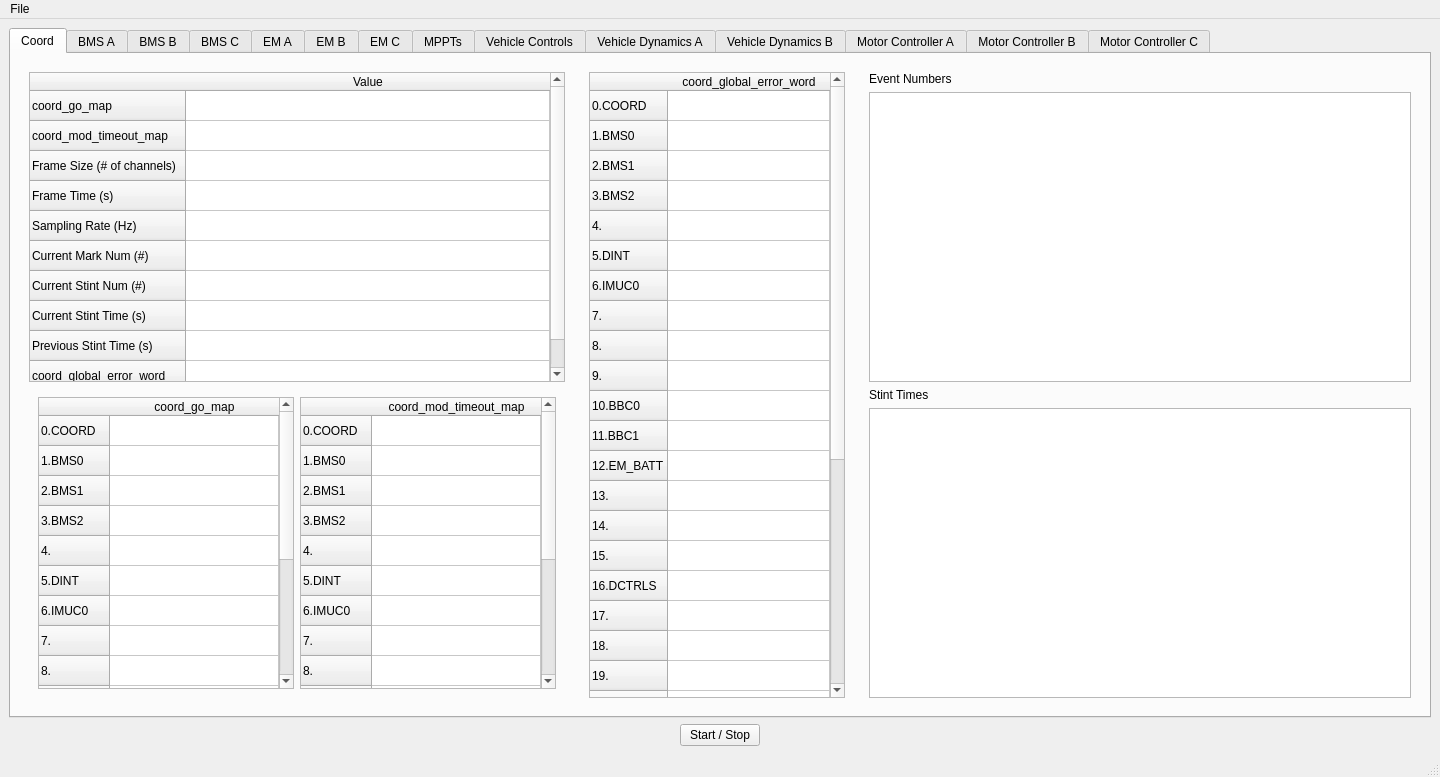
BlueSkySolar/BTI, file main.ui: the form before one commit.
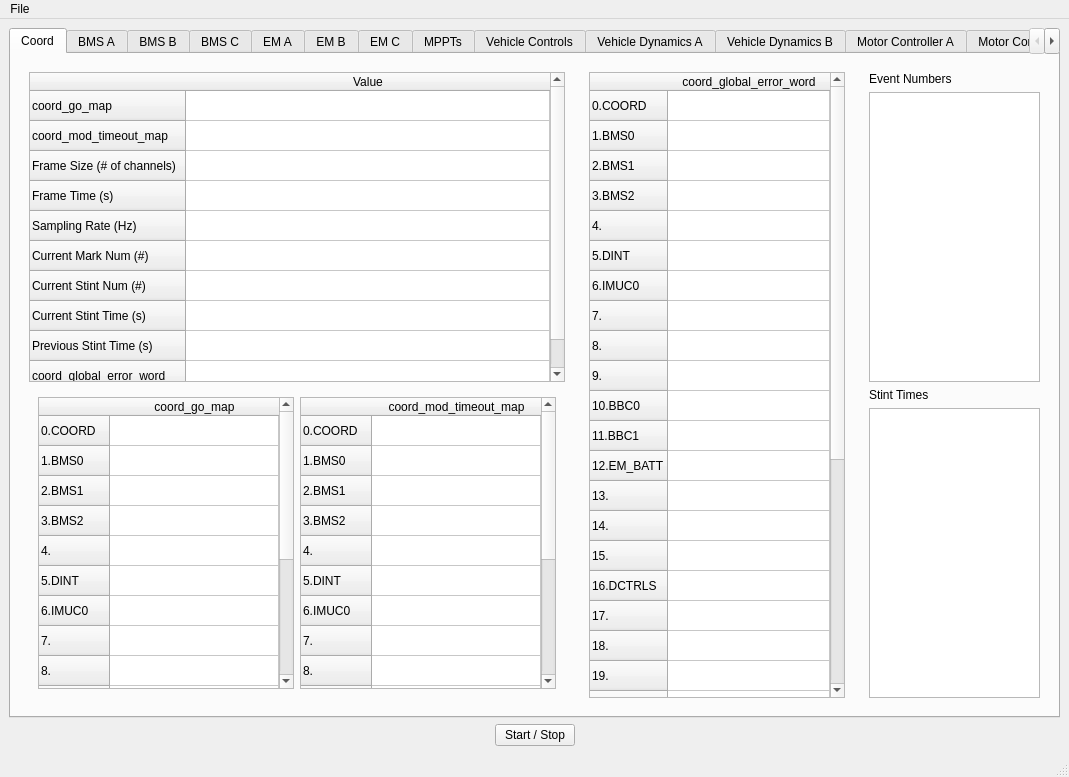
The form after the commit. Custom widgets are drawn as their Qt base class.

Commit message: Generated UI file using pyuic, added timestamps to x-axis

Patch:
```diff
--- a/main.ui
+++ b/main.ui
@@ -6,7 +6,7 @@
    <rect>
     <x>0</x>
     <y>0</y>
-    <width>1440</width>
+    <width>1069</width>
     <height>777</height>
    </rect>
   </property>
@@ -4485,8 +4485,8 @@
     <rect>
      <x>0</x>
      <y>0</y>
-     <width>1440</width>
-     <height>22</height>
+     <width>1069</width>
+     <height>21</height>
     </rect>
    </property>
    <widget class="QMenu" name="menuFile">
```
Left out of the diff: 98 changed lines with no effect on the pictures. The commit also changes 2 other files.
